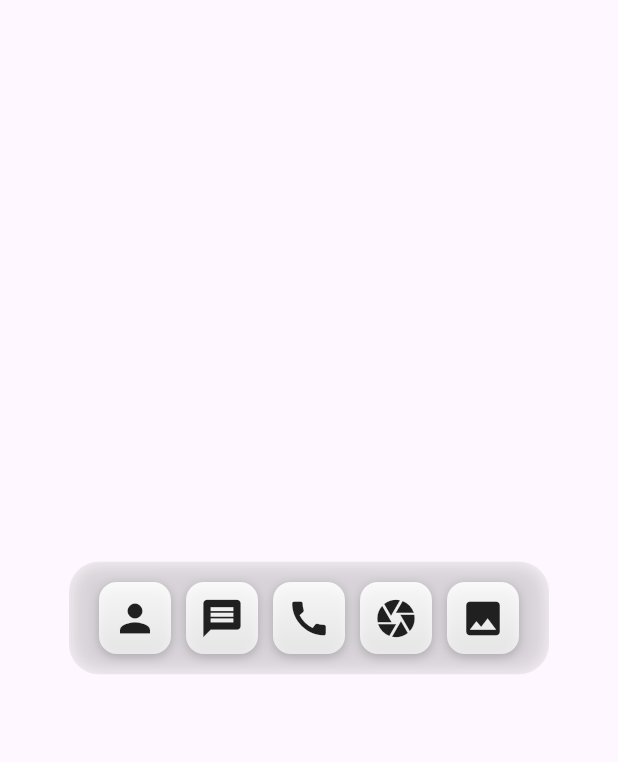
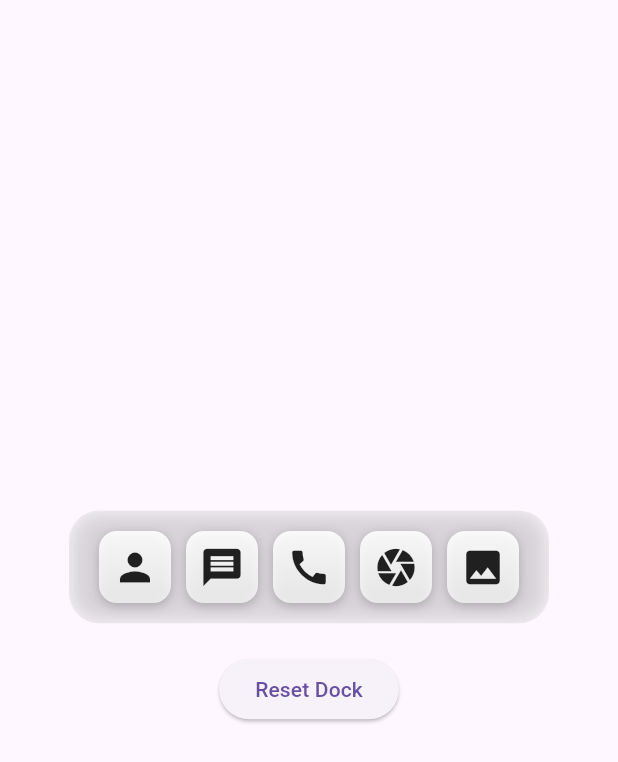
Before and after one commit to ahirlog/macos_dock, a Flutter app: the screen it shows after launch, on a phone screen of 412 x 824 dp. Shown: the top 762 px of the screen. Run offline on Flutter 3.47's test engine with Material 3 defaults, Android fonts, the phone set to English and light mode, and no system bars; our stand-ins replace flutter_riverpod.

Commit message:
Minor fixes

```diff
--- a/lib/main.dart
+++ b/lib/main.dart
@@ -33,7 +33,14 @@ class MyApp extends StatelessWidget {
       debugShowCheckedModeBanner: false,
       home: Scaffold(
         body: Center(
-          child: MacOSDock(),
+          child: Column(
+            mainAxisAlignment: MainAxisAlignment.center,
+            children: [
+              MacOSDock(),
+              SizedBox(height: 20),
+              ResetButton(),
+            ],
+          ),
         ),
       ),
     );
@@ -116,9 +123,8 @@ class MacOSDock extends ConsumerWidget {
                         baseHeight: 48,
                         opacity: 0.3,
                       ),
-                      onDragStarted: () {
-                        // Handle drag start
-                      },
+                      // onDragStarted: () {
+                      // },
                       onDragEnd: (details) {
                         if (details.wasAccepted) return;
                         final newItems = List<IconData>.from(items);
@@ -203,3 +209,25 @@ class DockItem extends StatelessWidget {
     );
   }
 }
+
+class ResetButton extends ConsumerWidget {
+  const ResetButton({super.key});
+
+  @override
+  Widget build(BuildContext context, WidgetRef ref) {
+    final notifier = ref.read(dockItemsProvider.notifier);
+
+    return ElevatedButton(
+      onPressed: () {
+        notifier.updateItems([
+          Icons.person,
+          Icons.message,
+          Icons.call,
+          Icons.camera,
+          Icons.photo,
+        ]);
+      },
+      child: const Text('Reset Dock'),
+    );
+  }
+}
```
